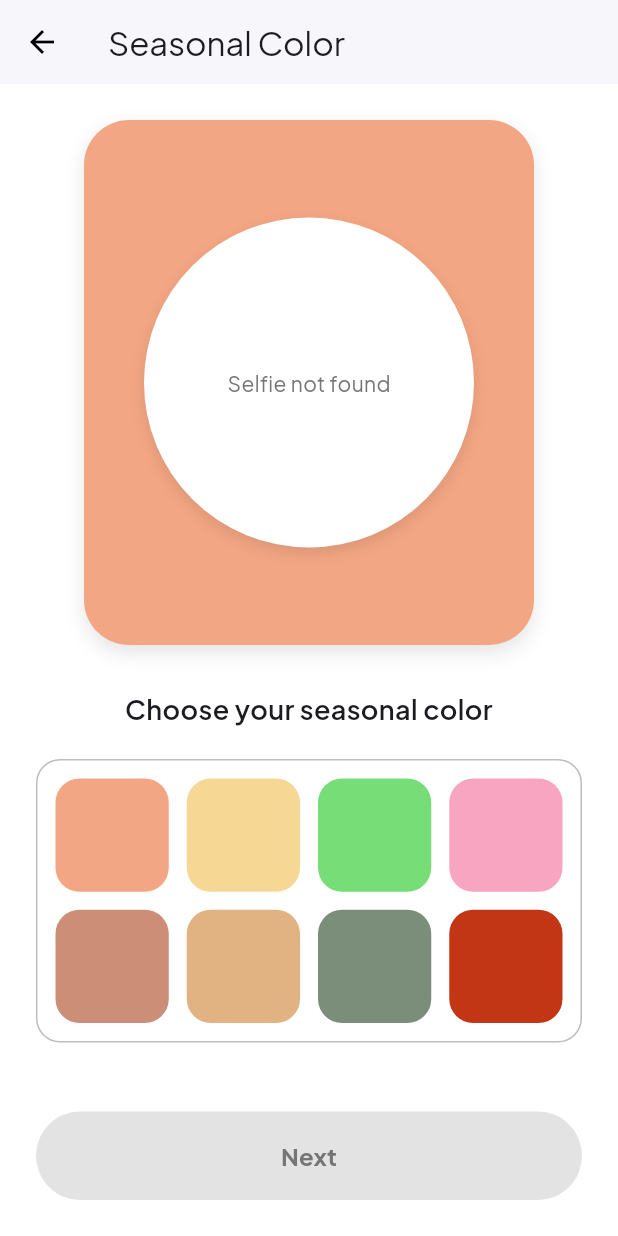
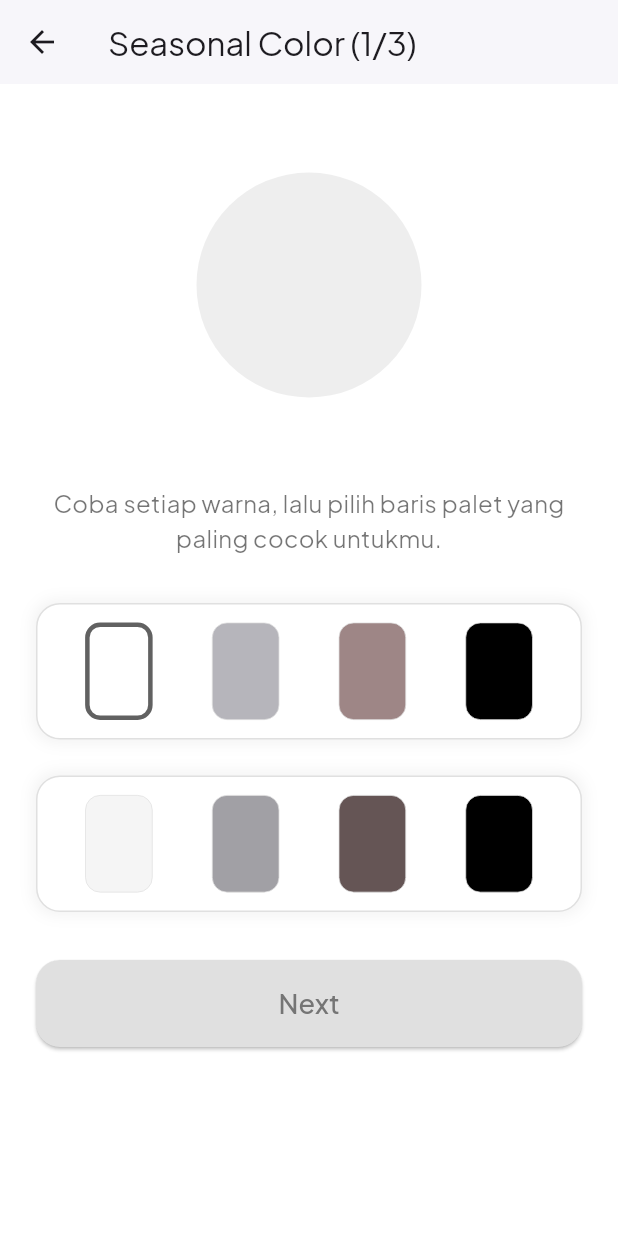
Before and after one commit to Calyra-Mobile-Apps/calyra-apps, a Flutter app: the SeasonalColorQuizScreen screen opened directly, on a phone screen of 412 x 824 dp. Run offline on Flutter 3.47's test engine with Material 3 defaults, Android fonts, the phone set to English and light mode, and no system bars; our stand-ins replace camera, cloud_firestore, firebase_auth, firebase_core, google_fonts, image_picker; accounts and stored records are empty.

Commit message:
3 screen season

```diff
--- a/lib/screens/quiz/seasonal_quiz_screen.dart
+++ b/lib/screens/quiz/seasonal_quiz_screen.dart
@@ -1,9 +1,49 @@
+// lib/screens/quiz/seasonal_quiz_screen.dart
+
 import 'dart:typed_data';
 import 'package:calyra/models/quiz/quiz_keys.dart';
 import 'package:calyra/providers/quiz_provider.dart';
 import 'package:calyra/screens/quiz/quiz_result_screen.dart';
 import 'package:flutter/material.dart';
 import 'package:provider/provider.dart';
+
+// --- DATA PALET WARNA (4 WARNA PER MUSIM) ---
+const List<Map<String, List<Color>>> warmStepPalettes = [
+  // Screen 1
+  {
+    'Spring': [Color(0xFFFCF3BA), Color(0xFFEBCAA4), Color(0xFFFDE470), Color(0xFF926F45)],
+    'Autumn': [Color(0xFFF4EED4), Color(0xFFDDBF99), Color(0xFFE8D167), Color(0xFF66371B)],
+  },
+  // Screen 2
+  {
+    'Spring': [Color(0xFFFAB357), Color(0xFFFD9675), Color(0xFFAFEDBE), Color(0xFF92D472)],
+    'Autumn': [Color(0xFFE5A453), Color(0xFFE18E30), Color(0xFFB47331), Color(0xFF6EAC83)],
+  },
+  // Screen 3
+  {
+    'Spring': [Color(0xFFF8A9A5), Color(0xFFE85F79), Color(0xFFFE99AB), Color(0xFFFCD4D5)],
+    'Autumn': [Color(0xFFBD2E20), Color(0xFFB14A5D), Color(0xFFF48598), Color(0xFFDD9598)],
+  },
+];
+
+const List<Map<String, List<Color>>> coolStepPalettes = [
+  // Screen 1
+  {
+    'Summer': [Color(0xFFFFFFFF), Color(0xFFB6B5BB), Color(0xFF9E8686), Color(0xFF000000)],
+    'Winter': [Color(0xFFF5F5F5), Color(0xFFA1A0A5), Color(0xFF655555), Color(0xFF000000)],
+  },
+  // Screen 2
+  {
+    'Summer': [Color(0xFF6583C9), Color(0xFF62CDED), Color(0xFF6193DD), Color(0xFFAA97E6)],
+    'Winter': [Color(0xFF01219C), Color(0xFF07C3FC), Color(0xFF2573E2), Color(0xFF704FDE)],
+  },
+  // Screen 3
+  {
+    'Summer': [Color(0xFF71E7C7), Color(0xFFBE4A75), Color(0xFFE769A8), Color(0xFFC761A3)],
+    'Winter': [Color(0xFF71FFD9), Color(0xFFA41C4E), Color(0xFFD72A55), Color(0xFFC4288D)],
+  },
+];
+
 
 class SeasonalColorQuizScreen extends StatefulWidget {
   const SeasonalColorQuizScreen({super.key});
@@ -13,204 +53,241 @@ class SeasonalColorQuizScreen extends StatefulWidget {
 }
 
 class _SeasonalColorQuizScreenState extends State<SeasonalColorQuizScreen> {
-  Color? _selectedColor; // warna yang dipilih user
+  int _currentStep = 0;
+  Color? _activeSelfieBackgroundColor;
+  String? _selectedSeasonForRow;
+  int _season1Score = 0;
+  int _season2Score = 0;
 
-  // --- Daftar semua warna seasonal (contoh: 8 kotak) ---
-  static const List<Color> seasonalColors = [
-    Color(0xfff3a683),
-    Color(0xfff7d794),
-    Color(0xff77dd77),
-    Color(0xfff8a5c2),
-    Color(0xffcc8e77),
-    Color(0xffe1b382),
-    Color(0xff7a8e7a),
-    Color(0xffc23616),
-  ];
+  @override
+  void didChangeDependencies() {
+    super.didChangeDependencies();
+    if (_activeSelfieBackgroundColor == null) {
+      _initializeBackgroundColor();
+    }
+  }
 
-  void _onColorSelected(Color color) {
+  void _initializeBackgroundColor() {
+    final undertone = context.read<QuizProvider>().answers[QuizKeys.undertone];
+    final isWarm = undertone == 'warm';
+    final palettes = isWarm ? warmStepPalettes : coolStepPalettes;
+    final season1Name = isWarm ? 'Spring' : 'Summer';
+    if (_currentStep < palettes.length && palettes[_currentStep].containsKey(season1Name)) {
       setState(() {
-      _selectedColor = color;
+        _activeSelfieBackgroundColor = palettes[_currentStep][season1Name]![0];
       });
     }
+  }
 
-  void _onNextPressed(BuildContext context) {
-    if (_selectedColor == null) {
+  void _onNextPressed() {
+    if (_selectedSeasonForRow == null) {
       ScaffoldMessenger.of(context).showSnackBar(
-        const SnackBar(content: Text('Pilih salah satu warna terlebih dahulu!')),
+        const SnackBar(content: Text('Pilih salah satu baris palet terlebih dahulu')),
       );
       return;
     }
 
-    // Simpan jawaban ke provider sebagai hex string
-    context.read<QuizProvider>().addAnswer(
-          QuizKeys.seasonalColor,
-          '#${_selectedColor!.value.toRadixString(16).substring(2).toUpperCase()}',
-        );
+    final isWarm = context.read<QuizProvider>().answers[QuizKeys.undertone] == 'warm';
+    final season1Name = isWarm ? 'Spring' : 'Summer';
 
-    Navigator.push(
+    if (_selectedSeasonForRow == season1Name) {
+      _season1Score++;
+    } else {
+      _season2Score++;
+    }
+
+    final totalSteps = isWarm ? warmStepPalettes.length : coolStepPalettes.length;
+
+    if (_currentStep < totalSteps - 1) {
+      setState(() {
+        _currentStep++;
+        _selectedSeasonForRow = null;
+        final palettes = isWarm ? warmStepPalettes : coolStepPalettes;
+        final nextSeason1Name = isWarm ? 'Spring' : 'Summer';
+        _activeSelfieBackgroundColor = palettes[_currentStep][nextSeason1Name]![0];
+      });
+    } else {
+      _finalizeAndNavigate();
+    }
+  }
+
+  void _finalizeAndNavigate() {
+    final undertone = context.read<QuizProvider>().answers[QuizKeys.undertone];
+    String finalSeason;
+    if (undertone == 'warm') {
+      finalSeason = _season1Score > _season2Score ? 'Spring' : 'Autumn';
+    } else {
+      finalSeason = _season1Score > _season2Score ? 'Summer' : 'Winter';
+    }
+    context.read<QuizProvider>().addAnswer(QuizKeys.seasonalColor, finalSeason);
+    Navigator.pushReplacement(
       context,
       MaterialPageRoute(builder: (context) => const QuizResultScreen()),
     );
   }
 
-  // Helper untuk mendapatkan background color
-  Color _getBackgroundColor() {
-    if (_selectedColor == null) {
-      return seasonalColors.first; // Default warna pertama
-    }
-    return _selectedColor!;
-  }
-
   @override
   Widget build(BuildContext context) {
-    final Uint8List? selfieBytes = context.watch<QuizProvider>().selfieImageBytes;
-    final Color backgroundColor = _getBackgroundColor();
+    final quizProvider = context.watch<QuizProvider>();
+    final Uint8List? selfieBytes = quizProvider.selfieImageBytes;
+    final isWarm = quizProvider.answers[QuizKeys.undertone] == 'warm';
+
+    final palettes = isWarm ? warmStepPalettes : coolStepPalettes;
+    if (_currentStep >= palettes.length) {
+      return const Scaffold(body: Center(child: CircularProgressIndicator()));
+    }
+    final currentPalettes = palettes[_currentStep];
+
+    final season1Name = isWarm ? 'Spring' : 'Summer';
+    final season2Name = isWarm ? 'Autumn' : 'Winter';
+
+    final season1Colors = currentPalettes[season1Name]!;
+    final season2Colors = currentPalettes[season2Name]!;
 
     return Scaffold(
       appBar: AppBar(
-        title: const Text('Seasonal Color'),
+        title: Text('Seasonal Color (${_currentStep + 1}/${palettes.length})'),
         backgroundColor: Colors.white,
         elevation: 1,
-        leading: IconButton(
-          icon: const Icon(Icons.arrow_back, color: Colors.black),
-          onPressed: () => Navigator.of(context).pop(),
-        ),
       ),
       backgroundColor: Colors.white,
       body: SafeArea(
-        child: Column(
-          crossAxisAlignment: CrossAxisAlignment.stretch,
-          children: [
-            Expanded(
         child: SingleChildScrollView(
-                padding: const EdgeInsets.all(24.0),
+          padding: const EdgeInsets.symmetric(horizontal: 24.0),
           child: Column(
             children: [
-                    // --- Area Selfie & Background Warna (STRUKTUR BARU) ---
-                    Center(
-                      child: AnimatedContainer(
+              const SizedBox(height: 24),
+              AnimatedContainer(
                 duration: const Duration(milliseconds: 300),
-                        curve: Curves.easeInOut,
                 width: 300,
-                        height: 350,
+                height: 220,
+                margin: const EdgeInsets.only(bottom: 24),
                 decoration: BoxDecoration(
-                          color: backgroundColor, // Background dari warna terpilih
-                          borderRadius: BorderRadius.circular(30),
-                          boxShadow: [
-                            BoxShadow(
-                              color: Colors.black.withOpacity(0.1),
-                              blurRadius: 10,
-                              offset: const Offset(0, 5),
+                  borderRadius: BorderRadius.circular(20),
+                  color: _activeSelfieBackgroundColor,
                 ),
-                          ],
-                        ),
-                        alignment: Alignment.center,
-                        child: _buildSelfieArea(selfieBytes),
+                child: Center(
+                  child: Container(
+                    width: 150,
+                    height: 150,
+                    decoration: BoxDecoration(
+                      shape: BoxShape.circle,
+                      image: selfieBytes != null
+                          ? DecorationImage(image: MemoryImage(selfieBytes), fit: BoxFit.cover)
+                          : null,
+                      color: selfieBytes == null ? Colors.grey[200] : null,
                     ),
                   ),
-
-                    const SizedBox(height: 30),
-
+                ),
+              ),
               const Text(
-                      "Choose your seasonal color",
+                'Coba setiap warna, lalu pilih baris palet yang paling cocok untukmu.',
                 textAlign: TextAlign.center,
-                      style: TextStyle(fontSize: 18, fontWeight: FontWeight.w600),
+                style: TextStyle(fontSize: 16, color: Colors.black54),
               ),
-                    const SizedBox(height: 20),
-
-                    // Frame besar yang menampung kotak warna
-                    Container(
-                      padding: const EdgeInsets.all(12),
-                      decoration: BoxDecoration(
-                        border: Border.all(color: Colors.grey.shade400, width: 1),
-                        borderRadius: BorderRadius.circular(16),
+              const SizedBox(height: 32),
+              _ColorPaletteRow(
+                colors: season1Colors,
+                isSelected: _selectedSeasonForRow == season1Name,
+                activeColor: _activeSelfieBackgroundColor,
+                onColorTap: (color) => setState(() => _activeSelfieBackgroundColor = color),
+                onSelect: () => setState(() => _selectedSeasonForRow = season1Name),
               ),
-                      child: GridView.builder(
-                        shrinkWrap: true,
-                        physics: const NeverScrollableScrollPhysics(),
-                        gridDelegate: const SliverGridDelegateWithFixedCrossAxisCount(
-                          crossAxisCount: 4,
-                          crossAxisSpacing: 12,
-                          mainAxisSpacing: 12,
+              const SizedBox(height: 24),
+              _ColorPaletteRow(
+                colors: season2Colors,
+                isSelected: _selectedSeasonForRow == season2Name,
+                activeColor: _activeSelfieBackgroundColor,
+                onColorTap: (color) => setState(() => _activeSelfieBackgroundColor = color),
+                onSelect: () => setState(() => _selectedSeasonForRow = season2Name),
               ),
-                        itemCount: seasonalColors.length,
-                        itemBuilder: (context, index) {
-                          final color = seasonalColors[index];
-                          final isSelected = _selectedColor == color;
-
-                          return GestureDetector(
-                            onTap: () => _onColorSelected(color),
-                            child: Container(
-                              decoration: BoxDecoration(
-                                color: color,
-                                borderRadius: BorderRadius.circular(16),
-                                border: Border.all(
-                                  color: isSelected ? Colors.black : Colors.transparent,
-                                  width: 3,
+              const SizedBox(height: 32),
+              SizedBox(
+                width: double.infinity,
+                child: ElevatedButton(
+                  onPressed: _onNextPressed,
+                  style: ElevatedButton.styleFrom(
+                    backgroundColor: _selectedSeasonForRow != null ? Colors.black : Colors.grey[300],
+                    padding: const EdgeInsets.symmetric(vertical: 16),
+                    shape: RoundedRectangleBorder(borderRadius: BorderRadius.circular(16)),
+                  ),
+                  child: Text(
+                    _currentStep < palettes.length - 1 ? 'Next' : 'Finish',
+                    style: TextStyle(
+                      fontSize: 18,
+                      color: _selectedSeasonForRow != null ? Colors.white : Colors.grey[600],
+                    ),
+                  ),
+                ),
+              ),
+              const SizedBox(height: 24),
+            ],
           ),
         ),
       ),
     );
-                        },
+  }
+}
+
+class _ColorPaletteRow extends StatelessWidget {
+  final List<Color> colors;
+  final bool isSelected;
+  final Color? activeColor;
+  final ValueChanged<Color> onColorTap;
+  final VoidCallback onSelect;
+
+  const _ColorPaletteRow({
+    required this.colors,
+    required this.isSelected,
+    required this.activeColor,
+    required this.onColorTap,
+    required this.onSelect,
+  });
+
+  @override
+  Widget build(BuildContext context) {
+    return GestureDetector(
+      onTap: onSelect,
+      child: AnimatedContainer(
+        duration: const Duration(milliseconds: 200),
+        padding: const EdgeInsets.all(12),
+        decoration: BoxDecoration(
+          color: Colors.white,
+          borderRadius: BorderRadius.circular(16),
+          border: Border.all(
+            color: isSelected ? Colors.black : Colors.grey.shade300,
+            width: isSelected ? 2.5 : 1,
           ),
+          boxShadow: [
+            BoxShadow(
+              color: isSelected ? Colors.black.withOpacity(0.1) : Colors.black.withOpacity(0.05),
+              blurRadius: 8,
+              spreadRadius: 2,
+            )
+          ],
         ),
-                  ],
+        child: Row(
+          mainAxisAlignment: MainAxisAlignment.spaceAround,
+          children: colors.map((color) {
+            final bool isColorActive = activeColor == color;
+            return GestureDetector(
+              onTap: () => onColorTap(color),
+              child: Container(
+                width: 45,
+                height: 65,
+                decoration: BoxDecoration(
+                  color: color,
+                  borderRadius: BorderRadius.circular(10),
+                  border: Border.all(
+                    color: isColorActive ? Colors.grey.shade700 : Colors.grey.shade300,
+                    width: isColorActive ? 3.0 : 0.5,
                   ),
                 ),
               ),
-
-            // --- Tombol Next di Bawah ---
-            Padding(
-              padding: const EdgeInsets.all(24.0),
-              child: ElevatedButton(
-                onPressed: _selectedColor == null ? null : () => _onNextPressed(context),
-                style: ElevatedButton.styleFrom(
-                  backgroundColor: _selectedColor != null ? Colors.black : Colors.grey[300],
-                  padding: const EdgeInsets.symmetric(vertical: 18),
-                  shape: RoundedRectangleBorder(borderRadius: BorderRadius.circular(30)),
-                ),
-                child: Text(
-                  'Next',
-                  style: TextStyle(
-                    fontSize: 16,
-                    fontWeight: FontWeight.bold,
-                    color: _selectedColor != null ? Colors.white : Colors.grey[600],
-                  ),
-                ),
-              ),
-            ),
-          ],
+            );
+          }).toList(),
         ),
       ),
     );
   }
-
-  // Helper widget untuk area selfie (SAMA DENGAN SKINTONE)
-  Widget _buildSelfieArea(Uint8List? selfieBytes) {
-    Widget imageWidget = selfieBytes != null
-        ? Image.memory(selfieBytes, fit: BoxFit.cover)
-        : Center(
-            child: Text('Selfie not found',
-                style: TextStyle(color: Colors.grey[600])),
-          );
-
-    return Container(
-      width: 220,
-      height: 220,
-      decoration: BoxDecoration(
-        shape: BoxShape.circle,
-        color: Colors.white,
-        boxShadow: [
-          BoxShadow(
-            color: Colors.black.withOpacity(0.1),
-            blurRadius: 8,
-            offset: const Offset(0, 4),
-          )
-        ],
-      ),
-      child: ClipOval(
-        child: imageWidget,
-      ),
-    );
 }
-}
```
Lines whose indentation alone changed are shown as unchanged.
